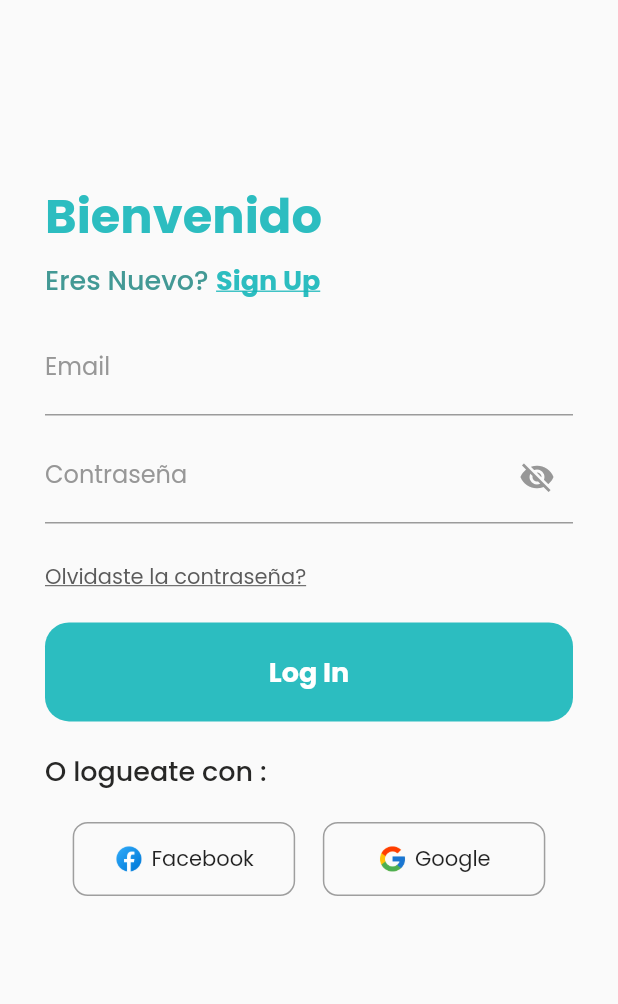
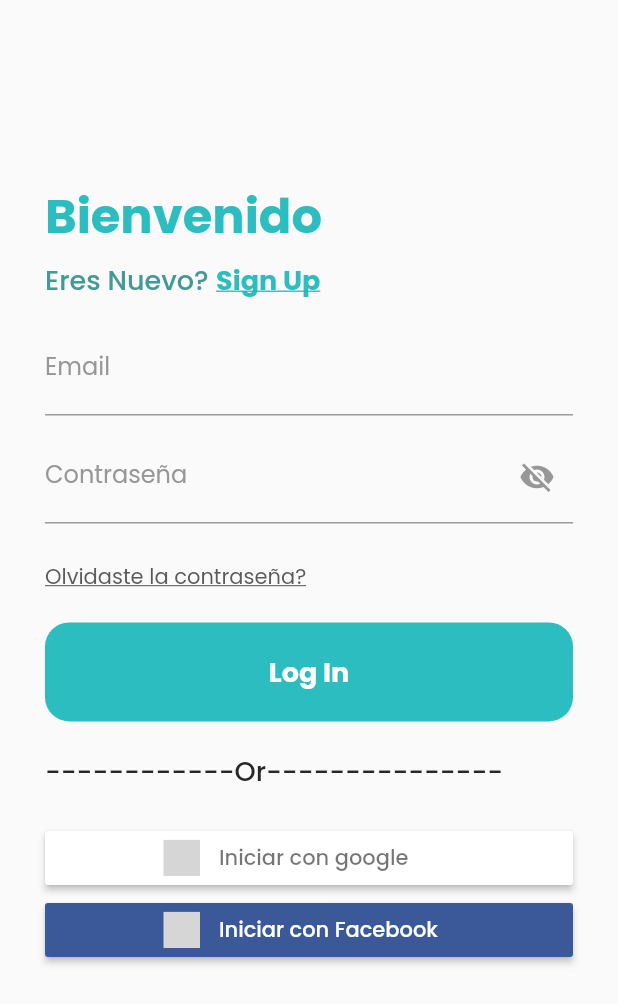
Before and after one commit to Narizor/EssaDiabetes-FlutterApp, a Flutter app: the screen it shows after launch, on a phone screen of 412 x 824 dp. Shown: the top 1004 px of the screen. Run offline on Flutter 3.47's test engine with Material 2 defaults, Android fonts, the phone set to English and light mode, and no system bars; drawn by our look-alikes of sign_in_button; our stand-ins replace firebase_auth, firebase_core, flutter_spinkit, get, google_sign_in, hexcolor; accounts and stored records are empty; grey boxes are pictures that could not be loaded.

Commit message:
add firebase auth google

```diff
--- a/lib/main.dart
+++ b/lib/main.dart
@@ -1,11 +1,51 @@
+import 'dart:developer';
+
+import 'package:firebase_auth/firebase_auth.dart';
+import 'package:firebase_core/firebase_core.dart';
 import 'package:flutter/material.dart';
 import 'package:get/get.dart';
 import 'package:first_app_flutter/view/splash.view.dart';
+import 'firebase_options.dart';
+import 'package:first_app_flutter/services/credentials_firebase.dart';
 
-void main() => runApp(const MyApp());
+Future<void> main() async {
+  WidgetsFlutterBinding.ensureInitialized();
+  await Firebase.initializeApp(
+    options: DefaultFirebaseOptions.currentPlatform,
+  );
+  runApp(const MyApp());
+}
 
-class MyApp extends StatelessWidget {
+class MyApp extends StatefulWidget {
   const MyApp({super.key});
+  @override
+  State<MyApp> createState() => _MyAppState();
+}
+
+class _MyAppState extends State<MyApp> {
+  bool status = false;
+
+  @override
+  void initState() {
+    super.initState();
+    initAuth();
+  }
+
+  initAuth() {
+    FirebaseAuth.instance.authStateChanges().listen((User? user) {
+      if (user == null) {
+        log('User is currently signed out!');
+        status = false;
+        setState(() {});
+        log(status.toString());
+      } else {
+        log('User is signed in!');
+        status = true;
+        setState(() {});
+        log(status.toString());
+      }
+    });
+  }
 
   @override
   Widget build(BuildContext context) {
@@ -13,7 +53,7 @@ class MyApp extends StatelessWidget {
       debugShowCheckedModeBanner: false,
       title: "Snap Plan",
       theme: ThemeData(fontFamily: 'Poppins'),
-      home: SplashView(),
+      home: const SplashView(),
     );
   }
 }
--- a/lib/theme.dart
+++ b/lib/theme.dart
@@ -10,11 +10,11 @@ const kTextFieldColor = Color(0xFF979797);
 
 const kDefaultPadding = EdgeInsets.symmetric(horizontal: 30);
 
-TextStyle titleText =
-    TextStyle(color: kPrimaryColor, fontSize: 32, fontWeight: FontWeight.w700);
-TextStyle subTitle = TextStyle(
+TextStyle titleText = const TextStyle(
+    color: kPrimaryColor, fontSize: 32, fontWeight: FontWeight.w700);
+TextStyle subTitle = const TextStyle(
     color: kSecondaryColor, fontSize: 18, fontWeight: FontWeight.w500);
-TextStyle textButton = TextStyle(
+TextStyle textButton = const TextStyle(
   color: kPrimaryColor,
   fontSize: 18,
   fontWeight: FontWeight.w700,
--- a/lib/view/login.view.dart
+++ b/lib/view/login.view.dart
@@ -83,7 +83,7 @@ class LoginView extends StatelessWidget {
                 height: 20,
               ),
               Text(
-                'O logueate con :',
+                '------------Or---------------',
                 style: subTitle.copyWith(color: kBlackColor),
               ),
               const SizedBox(
--- a/lib/view/signup.view.dart
+++ b/lib/view/signup.view.dart
@@ -59,7 +59,7 @@ class SignUp extends StatelessWidget {
             const SizedBox(
               height: 10,
             ),
-            Padding(
+            const Padding(
               padding: kDefaultPadding,
               child: SignUpForm(),
             ),
--- a/lib/widgets/loginOption.widget.dart
+++ b/lib/widgets/loginOption.widget.dart
@@ -1,28 +1,32 @@
+import 'package:first_app_flutter/services/credentials_firebase.dart';
 import 'package:flutter/material.dart';
+import 'package:sign_in_button/sign_in_button.dart';
 
 class LoginOption extends StatelessWidget {
   const LoginOption({super.key});
 
   @override
   Widget build(BuildContext context) {
-    return Row(
-      mainAxisAlignment: MainAxisAlignment.spaceEvenly,
-      children: const [
-        BuildButton(
-          iconImage: Image(
-            height: 20,
-            width: 20,
-            image: AssetImage('assets/images/facebook.png'),
+    return Column(
+      crossAxisAlignment: CrossAxisAlignment.center,
+      children: [
+        SizedBox(
+          width: MediaQuery.of(context).size.width,
+          child: SignInButton(
+            text: "Iniciar con google",
+            Buttons.google,
+            onPressed: () async {
+              signInWithGoogle();
+            },
           ),
-          textButton: 'Facebook',
         ),
-        BuildButton(
-          iconImage: Image(
-            height: 20,
-            width: 20,
-            image: AssetImage('assets/images/google.png'),
+        SizedBox(
+          width: MediaQuery.of(context).size.width,
+          child: SignInButton(
+            text: "Iniciar con Facebook",
+            Buttons.facebook,
+            onPressed: () {},
           ),
-          textButton: 'Google',
         ),
       ],
     );
--- a/pubspec.yaml
+++ b/pubspec.yaml
@@ -37,6 +37,10 @@ dependencies:
   flutter_spinkit: ^5.2.0
   get: ^4.6.5
   hexcolor: ^3.0.1
+  firebase_core: ^2.11.0
+  firebase_auth: ^4.5.0
+  google_sign_in: ^6.1.0
+  sign_in_button: ^3.2.0
 
 dev_dependencies:
   flutter_test:
```
Also changed, not shown: lib/services/credentials_firebase.dart (added, +20 -0 lines), lib/utils/constant.dart (added, +28 -0 lines), lib/firebase_options.dart (added), pubspec.lock, 10 other files.
